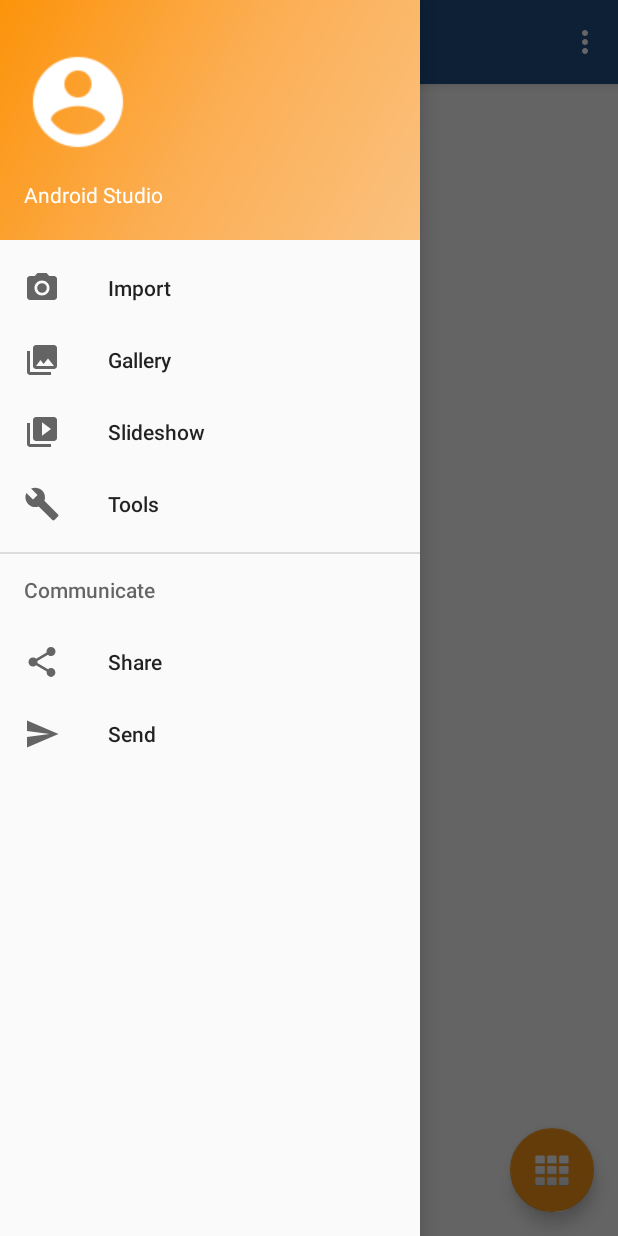
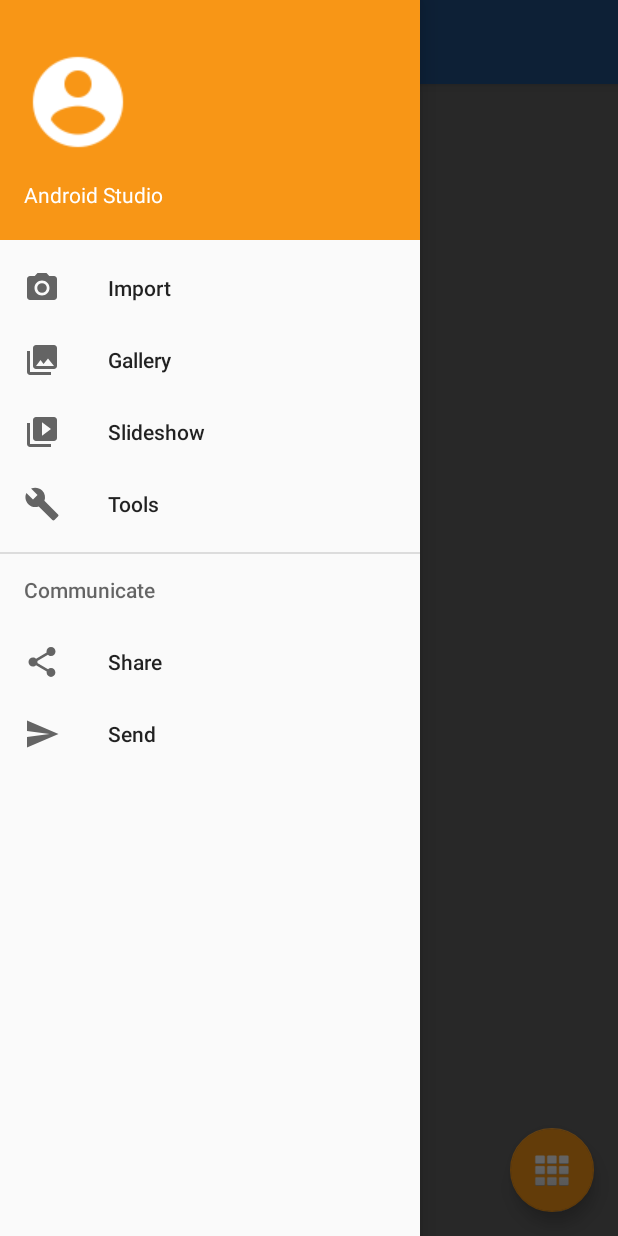
Before and after one commit to roney/socialsaude1, an Android app: the MainScreenSSActivity screen opened directly, with no data from a screen before it, with the side drawer open, on a phone screen of 412 x 824 dp. Run offline under Robolectric (Android 15) with nearby library versions, the phone set to English and light mode, and no system bars.

Commit message:
Implementação do google maps na tela MainScreenSSActivity com com posição de localização e zoom. Mudança da cor no menu Principal para uma cor laranja solida. Refactory do código.

```diff
--- a/app/build.gradle
+++ b/app/build.gradle
@@ -22,6 +22,7 @@
 dependencies {
     compile fileTree(dir: 'libs', include: ['*.jar'])
     testCompile 'junit:junit:4.12'
-    compile 'com.android.support:appcompat-v7:23.2.0'
+    compile 'com.android.support:appcompat-v7:23.2.1'
     compile 'com.android.support:design:23.2.0'
+    compile 'com.google.android.gms:play-services:8.4.0'
 }
--- a/app/src/main/java/com/socialsaudade/hacker/login/SplashScreenActivity.java
+++ b/app/src/main/java/com/socialsaudade/hacker/login/SplashScreenActivity.java
@@ -24,7 +24,7 @@
                 intent.setClass(SplashScreenActivity.this, LoginActivity.class);
                 startActivity(intent);
             }
-        }, 5000);
+        }, 2000);
     }
 
 }
--- a/app/src/main/java/com/socialsaude/hacker/activity/ListActivity.java
+++ b/app/src/main/java/com/socialsaude/hacker/activity/ListActivity.java
@@ -25,9 +25,9 @@
         setContentView(R.layout.activity_list);
         Toolbar toolbar = (Toolbar) findViewById(R.id.toolbar);
         setSupportActionBar(toolbar);
-        final Drawable upArrow = getResources().getDrawable(R.drawable.abc_ic_ab_back_material);
+       /* final Drawable upArrow = getResources().getDrawable(R.drawable.abc_ic_ab_back_material);
         upArrow.setColorFilter(getResources().getColor(R.color.white), PorterDuff.Mode.SRC_ATOP);
-        getSupportActionBar().setHomeAsUpIndicator(upArrow);
+        getSupportActionBar().setHomeAsUpIndicator(upArrow);*/
         getSupportActionBar().setDisplayHomeAsUpEnabled(true);
         getSupportActionBar().setDisplayShowHomeEnabled(true);
         getSupportActionBar().setIcon(R.mipmap.ic_launcher);
--- a/app/src/main/res/drawable/side_nav_bar.xml
+++ b/app/src/main/res/drawable/side_nav_bar.xml
@@ -2,8 +2,8 @@
     android:shape="rectangle">
     <gradient
         android:angle="135"
-        android:centerColor="#fcae53"
-        android:endColor="#fc930a"
-        android:startColor="#fac17f"
+        android:centerColor="#F89616"
+        android:endColor="#F89616"
+        android:startColor="#F89616"
         android:type="linear" />
 </shape>
--- a/app/src/main/res/layout/content_screen_ss.xml
+++ b/app/src/main/res/layout/content_screen_ss.xml
@@ -12,8 +12,4 @@
     tools:context="cidadao.hacker.ufc.slidemenu.MainScreenSCActivity"
     tools:showIn="@layout/app_bar_screen_ss">
 
-    <TextView
-        android:layout_width="wrap_content"
-        android:layout_height="wrap_content"
-        android:text="Hello World!" />
 </RelativeLayout>
--- a/app/src/main/res/layout/screen_ss_layout.xml
+++ b/app/src/main/res/layout/screen_ss_layout.xml
@@ -7,6 +7,18 @@
     android:layout_height="match_parent"
     android:fitsSystemWindows="true"
     tools:openDrawer="start">
+
+
+    <fragment xmlns:android="http://schemas.android.com/apk/res/android"
+        xmlns:map="http://schemas.android.com/apk/res-auto"
+        xmlns:tools="http://schemas.android.com/tools"
+        android:id="@+id/map"
+        android:name="com.google.android.gms.maps.SupportMapFragment"
+        android:layout_width="match_parent"
+        android:layout_height="match_parent"
+        map:mapType="normal"
+        tools:context="com.socialsaude.hacker.activity.MainScreenSSActivity" />
+
 
     <include
         layout="@layout/app_bar_screen_ss"
--- a/app/src/main/res/menu/screen_ss_menu.xml
+++ /dev/null
@@ -1,9 +0,0 @@
-<?xml version="1.0" encoding="utf-8"?>
-<menu xmlns:android="http://schemas.android.com/apk/res/android"
-    xmlns:app="http://schemas.android.com/apk/res-auto">
-    <item
-        android:id="@+id/action_settings"
-        android:orderInCategory="100"
-        android:title="@string/action_settings"
-        app:showAsAction="never" />
-</menu>
--- a/app/src/main/res/values/styles.xml
+++ b/app/src/main/res/values/styles.xml
@@ -4,7 +4,7 @@
     <style name="AppTheme" parent="Theme.AppCompat.Light.DarkActionBar">
         <!-- Customize your theme here. -->
         <item name="colorPrimary">@color/backgroundApp</item>
-        <item name="colorPrimaryDark">@color/backgroundGray</item>
+        <item name="colorPrimaryDark">@color/grey</item>
         <item name="colorAccent">@color/orangeApp</item>
     </style>
 
```
Also changed, not shown: app/src/main/AndroidManifest.xml (+7 -0 lines), app/src/main/java/com/socialsaude/hacker/activity/MainScreenSSActivity.java (+91 -41 lines), app/src/main/res/values-v21/google_maps_api.xml (added, +19 -0 lines).
